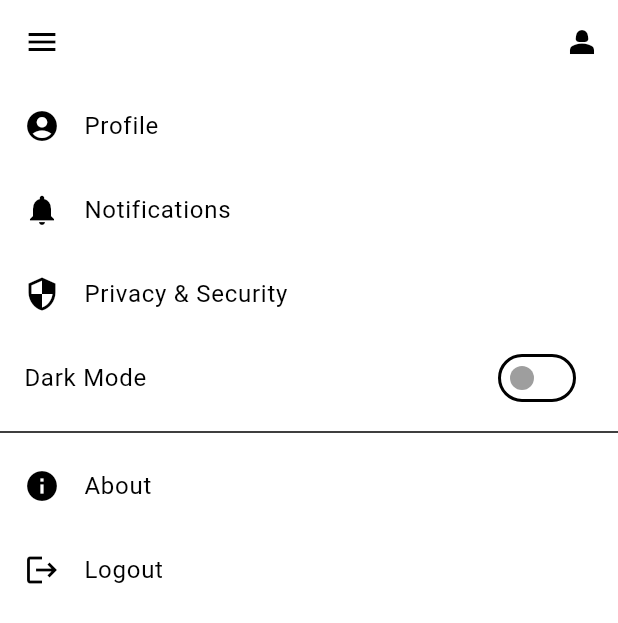
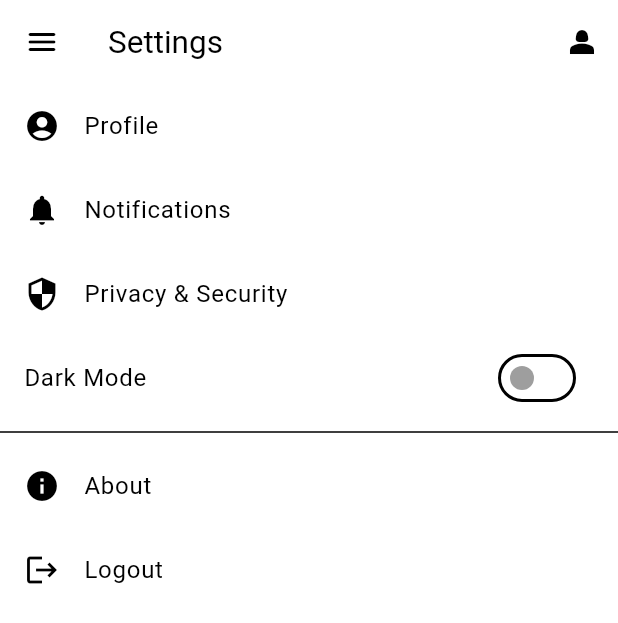
Before and after one commit to Spoidy666/quickserviceFirebase, a Flutter app: the SettingsPage screen opened directly, on a phone screen of 412 x 824 dp. Shown: the top 623 px of the screen. Run offline on Flutter 3.47's test engine with Material 3 defaults, Android fonts, the phone set to English and light mode, and no system bars; our stand-ins replace cloud_firestore, firebase_auth, firebase_core, font_awesome_flutter, google_sign_in, lottie and 1 more; accounts and stored records are empty; network calls fail.

Commit message:
Refactor CustomAppBar to accept textValue and update navigation structure

```diff
--- a/lib/Components/appBar.dart
+++ b/lib/Components/appBar.dart
@@ -1,27 +1,35 @@
 import 'package:flutter/material.dart';
+import 'package:quickservice/Navigation/settings.dart';
 
 class CustomAppBar extends StatelessWidget implements PreferredSizeWidget {
-  final VoidCallback? onProfileTap;
-
-  const CustomAppBar({super.key, this.onProfileTap});
+  final String textValue;
+  const CustomAppBar({super.key, required this.textValue});
 
   @override
   Widget build(BuildContext context) {
     return AppBar(
       scrolledUnderElevation: 0,
       backgroundColor: Theme.of(context).colorScheme.surface,
-      leading: Builder(
-        builder: (context) => IconButton(
-          icon: Icon(Icons.menu, color: Theme.of(context).colorScheme.primary),
-          onPressed: () => Scaffold.of(context).openDrawer(),
-        ),
+      leading: IconButton(
+          onPressed: () {
+            Scaffold.of(context).openDrawer();
+          },
+          icon: Icon(Icons.menu_rounded)),
+      title: Text(
+        textValue,
+        style: TextStyle(fontSize: 21),
       ),
       actions: [
         IconButton(
-          onPressed: onProfileTap ?? () {},
-          icon: Icon(Icons.person_2,
-              color: Theme.of(context).colorScheme.primary),
-        ),
+            onPressed: () {
+              Navigator.of(context).push(MaterialPageRoute(builder: (ctxs) {
+                return SettingsPage();
+              }));
+            },
+            icon: Icon(
+              Icons.person_2,
+              color: Theme.of(context).colorScheme.primary,
+            ))
       ],
     );
   }
--- a/lib/Navigation/browseService.dart
+++ b/lib/Navigation/browseService.dart
@@ -1,5 +1,6 @@
 import 'package:flutter/material.dart';
 import 'package:quickservice/Components/appBar.dart';
+import 'package:quickservice/Components/drawer.dart';
 import 'package:quickservice/Components/serviceCard.dart';
 
 class BrowseCategoryPage extends StatelessWidget {
@@ -12,7 +13,10 @@ class BrowseCategoryPage extends StatelessWidget {
   @override
   Widget build(BuildContext context) {
     return Scaffold(
-      appBar: CustomAppBar(),
+      appBar: CustomAppBar(
+        textValue: 'Browse',
+      ),
+      drawer: drawer(),
       body: SingleChildScrollView(
         child: Column(
           children: [
--- a/lib/Navigation/homePage.dart
+++ b/lib/Navigation/homePage.dart
@@ -1,7 +1,7 @@
 import 'package:flutter/material.dart';
 import 'package:quickservice/Components/appBar.dart';
+import 'package:quickservice/Components/drawer.dart';
 import 'package:quickservice/Components/serviceCard.dart';
-import 'package:quickservice/Navigation/settings.dart';
 import 'package:quickservice/auth/auth.dart';
 
 class Homepage extends StatelessWidget {
@@ -22,7 +22,8 @@ class Homepage extends StatelessWidget {
   @override
   Widget build(BuildContext context) {
     return Scaffold(
-      appBar: CustomAppBar(),
+      appBar: CustomAppBar(textValue: '',),
+      drawer: drawer(),
       backgroundColor: Theme.of(context).colorScheme.surface,
       body: SingleChildScrollView(
         padding: const EdgeInsets.symmetric(horizontal: 16.0, vertical: 20),
--- a/lib/Navigation/mainPage.dart
+++ b/lib/Navigation/mainPage.dart
@@ -3,6 +3,7 @@ import 'package:font_awesome_flutter/font_awesome_flutter.dart';
 import 'package:quickservice/Components/drawer.dart';
 import 'package:quickservice/Navigation/browseService.dart';
 import 'package:quickservice/Navigation/homePage.dart';
+import 'package:quickservice/Navigation/inbox.dart';
 import 'package:quickservice/Navigation/settings.dart';
 import 'package:quickservice/loginOrsignup/loginPage.dart';
 import 'package:quickservice/loginOrsignup/signUp.dart';
@@ -15,7 +16,7 @@ class Mainpage extends StatefulWidget {
 }
 
 int _currentIndex = 0;
-final _pages = [Homepage(), BrowseCategoryPage(), Loginpage(), SettingsPage()];
+final _pages = [Homepage(), BrowseCategoryPage(), Inbox(), SettingsPage()];
 
 class _homeScreenState extends State<Mainpage> {
   dynamic _page = _pages[_currentIndex];
--- a/lib/Navigation/settings.dart
+++ b/lib/Navigation/settings.dart
@@ -2,6 +2,7 @@ import 'package:firebase_auth/firebase_auth.dart';
 import 'package:flutter/material.dart';
 import 'package:provider/provider.dart';
 import 'package:quickservice/Components/appBar.dart';
+import 'package:quickservice/Components/drawer.dart';
 import 'package:quickservice/Theme/theme_provider.dart';
 import 'package:quickservice/loginOrsignup/loginPage.dart';
 import 'package:shared_preferences/shared_preferences.dart';
@@ -36,7 +37,10 @@ class _SettingsPageState extends State<SettingsPage> {
   Widget build(BuildContext context) {
     return Scaffold(
       backgroundColor: Theme.of(context).colorScheme.surface,
-      appBar: CustomAppBar(),
+      appBar: CustomAppBar(
+        textValue: 'Settings',
+      ),
+      drawer: drawer(),
       body: ListView(
         children: [
           _buildTile(
--- a/lib/loginOrsignup/signUp.dart
+++ b/lib/loginOrsignup/signUp.dart
@@ -38,7 +38,7 @@ final class _SignupState extends State<Signup> {
                   style: TextStyle(
                       fontSize: 30,
                       fontWeight: FontWeight.bold,
-                      color: Theme.of(context).colorScheme.tertiary),
+                      color: Theme.of(context).colorScheme.primary),
                 ),
                 SizedBox(
                   height: 15,
@@ -156,7 +156,7 @@ final class _SignupState extends State<Signup> {
                         child: Text(
                           "Already a user? Login",
                           style: TextStyle(
-                              color: Theme.of(context).colorScheme.tertiary,
+                              color: Theme.of(context).colorScheme.primary,
                               fontSize: 15),
                         )),
                   ],
```
Also changed, not shown: lib/Navigation/inbox.dart (added, +13 -0 lines), lib/loginOrsignup/loginPage.dart (+7 -8 lines).
